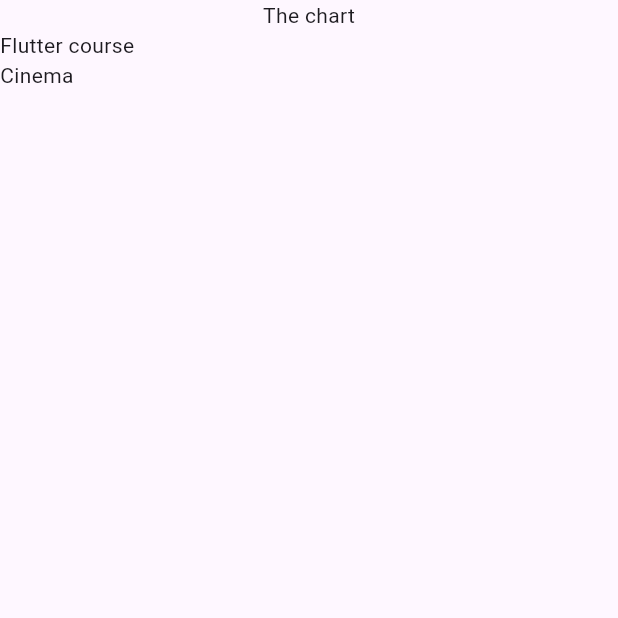
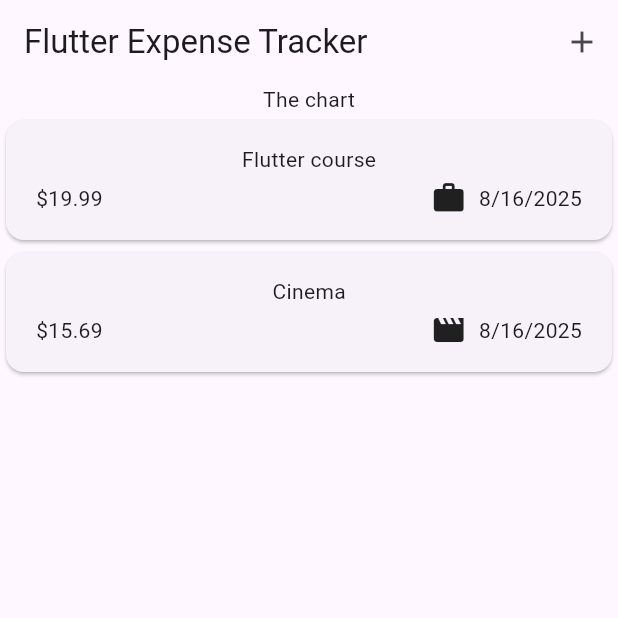
Before and after one commit to NiazSagor/flutter_expense_tracker, a Flutter app: the screen it shows after launch, on a phone screen of 412 x 824 dp, the top half of it. Run offline on Flutter 3.47's test engine with Material 3 defaults, Android fonts, the phone set to English and light mode, and no system bars.

Commit message:
:memo: feat: Display detailed expense item
This commit introduces the `ExpenseItem` widget to display individual expenses with details including title, amount, date, and category icon.

It also includes the following changes:
- Adds `intl` package for date formatting.
- Updates `ExpensesList` to use `ExpenseItem`.
- Moves `Expenses` and `ExpensesList` widgets to a `widgets` subdirectory.
- Adds an `AppBar` with a title and an add button to the `Expenses` widget.
- Enhances the `Expense` model with `formattedDate` getter and `categoryIcons` mapping.

Took 32 minutes

```diff
--- a/lib/main.dart
+++ b/lib/main.dart
@@ -1,5 +1,5 @@
 import 'package:flutter/material.dart';
-import 'package:flutter_expense_tracker/expenses.dart';
+import 'package:flutter_expense_tracker/widgets/expenses.dart';
 
 void main() {
   runApp(MaterialApp(home: Expenses()));
--- a/lib/models/expense.dart
+++ b/lib/models/expense.dart
@@ -1,8 +1,19 @@
+import 'package:flutter/material.dart';
+import 'package:intl/intl.dart';
 import 'package:uuid/uuid.dart';
+
+final DateFormat formatter = DateFormat.yMd();
 
 const Uuid uuid = Uuid();
 
 enum Category { food, travel, leisure, work }
+
+const categoryIcons = {
+  Category.food: Icons.lunch_dining,
+  Category.travel: Icons.flight_takeoff,
+  Category.leisure: Icons.movie,
+  Category.work: Icons.work,
+};
 
 class Expense {
   final String id;
@@ -17,4 +28,8 @@ class Expense {
     required this.date,
     required this.category,
   }) : id = uuid.v4(); // initializer lists
+
+  String get formattedDate {
+    return formatter.format(date);
+  }
 }
--- /dev/null
+++ b/lib/widgets/expense_list/expense_item.dart
@@ -0,0 +1,39 @@
+import 'package:flutter/material.dart';
+
+import '../../models/expense.dart';
+
+class ExpenseItem extends StatelessWidget {
+  const ExpenseItem(this.expense, {super.key});
+
+  final Expense expense;
+
+  @override
+  Widget build(BuildContext context) {
+    return Card(
+      child: Padding(
+        padding: const EdgeInsets.symmetric(vertical: 16, horizontal: 20),
+        child: Column(
+          children: [
+            Text(expense.title),
+            const SizedBox(height: 4),
+            Row(
+              children: [
+                // 12.23456789 -> 12.23
+                Text("\$${expense.amount.toStringAsFixed(2)}"),
+                // gets the remaining space in the middle
+                const Spacer(),
+                Row(
+                  children: [
+                    Icon(categoryIcons[expense.category]),
+                    const SizedBox(width: 8),
+                    Text(expense.formattedDate),
+                  ],
+                ),
+              ],
+            ),
+          ],
+        ),
+      ),
+    );
+  }
+}
--- a/lib/expenses_list.dart
+++ b/lib/widgets/expense_list/expenses_list.dart
@@ -1,5 +1,6 @@
 import 'package:flutter/material.dart';
 import 'package:flutter_expense_tracker/models/expense.dart';
+import 'package:flutter_expense_tracker/widgets/expense_list/expense_item.dart';
 
 class ExpensesList extends StatelessWidget {
   const ExpensesList({super.key, required this.expenses});
@@ -10,7 +11,7 @@ class ExpensesList extends StatelessWidget {
   Widget build(BuildContext context) {
     return ListView.builder(
       itemCount: expenses.length,
-      itemBuilder: (ctx, index) => Text(expenses[index].title),
+      itemBuilder: (ctx, index) => ExpenseItem(expenses[index]),
     );
   }
 }
--- a/lib/expenses.dart
+++ b/lib/widgets/expenses.dart
@@ -1,7 +1,7 @@
 import 'package:flutter/material.dart';
-import 'package:flutter_expense_tracker/expenses_list.dart';
+import 'package:flutter_expense_tracker/widgets/expense_list/expenses_list.dart';
 
-import 'models/expense.dart';
+import '../models/expense.dart';
 
 class Expenses extends StatefulWidget {
   const Expenses({super.key});
@@ -31,6 +31,10 @@ class _ExpensesState extends State {
   @override
   Widget build(BuildContext context) {
     return Scaffold(
+      appBar: AppBar(
+        title: const Text("Flutter Expense Tracker"),
+        actions: [IconButton(onPressed: () {}, icon: const Icon(Icons.add))],
+      ),
       body: Column(
         children: [
           Text("The chart"),
--- a/pubspec.yaml
+++ b/pubspec.yaml
@@ -35,6 +35,7 @@ dependencies:
   # Use with the CupertinoIcons class for iOS style icons.
   cupertino_icons: ^1.0.8
   uuid: ^4.5.1
+  intl: ^0.20.2
 
 dev_dependencies:
   flutter_test:
```
Also changed, not shown: pubspec.lock.
